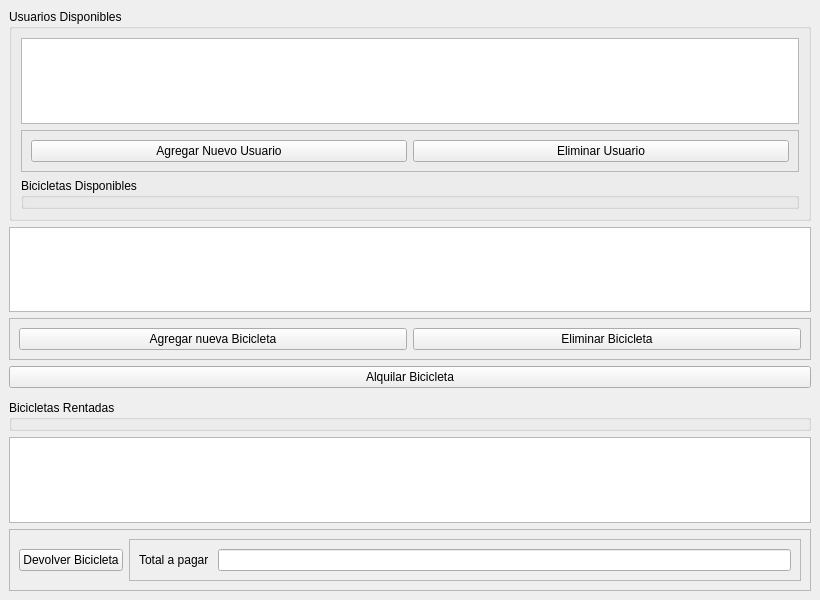
First picture: the form in sistema de alquiler de bicicletas/sistema de alquiler de bicicletas/gui/InterfaxGrafica-Sistema_de_alquiler_bicicletas.ui, repository NeroRT56/Sistema_de_alquiler_de_bicicletas, before the edit.
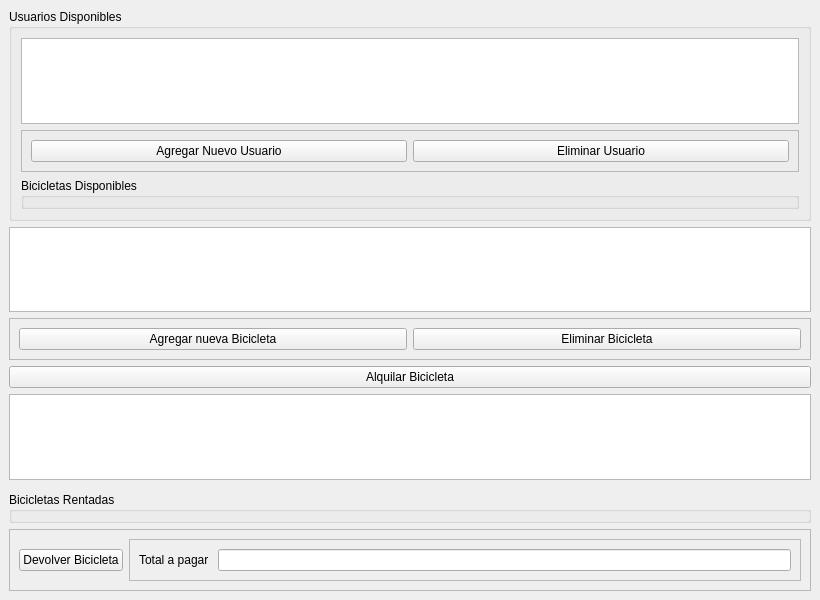
Second picture: the form after the edit.

The edit to the form file:
```diff
--- a/sistema de alquiler de bicicletas/sistema de alquiler de bicicletas/gui/InterfaxGrafica-Sistema_de_alquiler_bicicletas.ui
+++ b/sistema de alquiler de bicicletas/sistema de alquiler de bicicletas/gui/InterfaxGrafica-Sistema_de_alquiler_bicicletas.ui
@@ -99,6 +99,9 @@
       </property>
      </widget>
     </item>
+    <item>
+     <widget class="QListView" name="listViewrentas"/>
+    </item>
     <item>
      <widget class="QFrame" name="frame_4">
       <property name="frameShape">
@@ -116,9 +119,6 @@
       </property>
      </widget>
     </item>
-    <item>
-     <widget class="QListWidget" name="listWidgetRentar_bike"/>
-    </item>
     <item>
      <widget class="QFrame" name="frame_3">
       <property name="frameShape">
```
